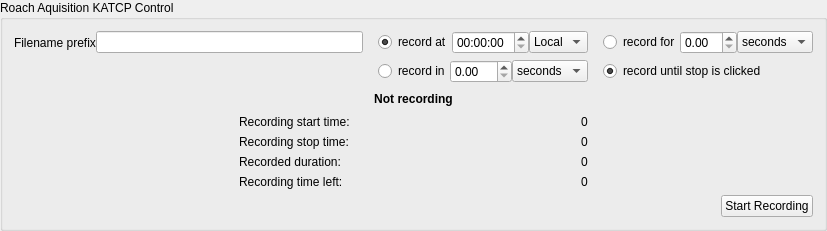
Before: the Qt Designer form RoachAcquistionControlWidget.ui in ska-sa/AVNSignalAnalyser, drawn with Qt 5.
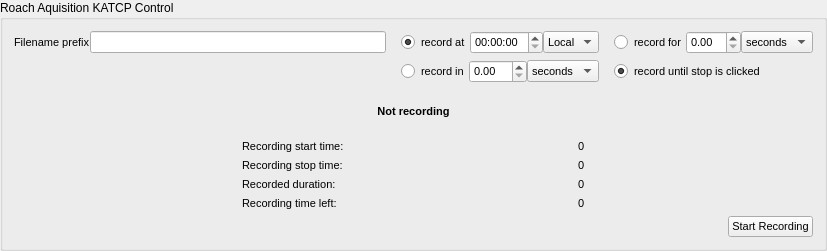
After: the same form once the commit is applied. Icons and pictures are not drawn.

Commit message: Various GUI layout improves for better space utilisation. Especially for Windows.

The edit to the form file:
```diff
--- a/RoachAcquistionControlWidget.ui
+++ b/RoachAcquistionControlWidget.ui
@@ -7,7 +7,7 @@
     <x>0</x>
     <y>0</y>
     <width>827</width>
-    <height>231</height>
+    <height>251</height>
    </rect>
   </property>
   <property name="windowTitle">
@@ -30,13 +30,24 @@
       <layout class="QHBoxLayout" name="horizontalLayout">
        <item>
         <widget class="QLabel" name="label">
+         <property name="font">
+          <font>
+           <pointsize>8</pointsize>
+          </font>
+         </property>
          <property name="text">
           <string>Filename prefix</string>
          </property>
         </widget>
        </item>
        <item>
-        <widget class="QLineEdit" name="lineEdit_filenamePrefix"/>
+        <widget class="QLineEdit" name="lineEdit_filenamePrefix">
+         <property name="font">
+          <font>
+           <pointsize>8</pointsize>
+          </font>
+         </property>
+        </widget>
        </item>
       </layout>
      </item>
@@ -44,6 +55,11 @@
       <layout class="QHBoxLayout" name="horizontalLayout_3">
        <item>
         <widget class="QRadioButton" name="radioButton_recordAt">
+         <property name="font">
+          <font>
+           <pointsize>8</pointsize>
+          </font>
+         </property>
          <property name="text">
           <string>record at</string>
          </property>
@@ -57,6 +73,11 @@
        </item>
        <item>
         <widget class="QTimeEdit" name="timeEdit_recordAt">
+         <property name="font">
+          <font>
+           <pointsize>8</pointsize>
+          </font>
+         </property>
          <property name="displayFormat">
           <string>HH:mm:ss </string>
          </property>
@@ -70,6 +91,11 @@
        </item>
        <item>
         <widget class="QComboBox" name="comboBox_timeZone">
+         <property name="font">
+          <font>
+           <pointsize>8</pointsize>
+          </font>
+         </property>
          <item>
           <property name="text">
            <string>Local</string>
@@ -88,6 +114,11 @@
       <layout class="QHBoxLayout" name="horizontalLayout_4">
        <item>
         <widget class="QRadioButton" name="radioButton_recordFor">
+         <property name="font">
+          <font>
+           <pointsize>8</pointsize>
+          </font>
+         </property>
          <property name="text">
           <string>record for</string>
          </property>
@@ -97,10 +128,21 @@
         </widget>
        </item>
        <item>
-        <widget class="QDoubleSpinBox" name="doubleSpinBox_recordFor"/>
+        <widget class="QDoubleSpinBox" name="doubleSpinBox_recordFor">
+         <property name="font">
+          <font>
+           <pointsize>8</pointsize>
+          </font>
+         </property>
+        </widget>
        </item>
        <item>
         <widget class="QComboBox" name="comboBox_recordForUnits">
+         <property name="font">
+          <font>
+           <pointsize>8</pointsize>
+          </font>
+         </property>
          <item>
           <property name="text">
            <string>seconds</string>
@@ -124,6 +166,11 @@
       <layout class="QHBoxLayout" name="horizontalLayout_2">
        <item>
         <widget class="QRadioButton" name="radioButton_recordIn">
+         <property name="font">
+          <font>
+           <pointsize>8</pointsize>
+          </font>
+         </property>
          <property name="text">
           <string>record in</string>
          </property>
@@ -133,10 +180,21 @@
         </widget>
        </item>
        <item>
-        <widget class="QDoubleSpinBox" name="doubleSpinBox_recordIn"/>
+        <widget class="QDoubleSpinBox" name="doubleSpinBox_recordIn">
+         <property name="font">
+          <font>
+           <pointsize>8</pointsize>
+          </font>
+         </property>
+        </widget>
        </item>
        <item>
         <widget class="QComboBox" name="comboBox_recordInUnits">
+         <property name="font">
+          <font>
+           <pointsize>8</pointsize>
+          </font>
+         </property>
          <item>
           <property name="text">
            <string>seconds</string>
@@ -158,6 +216,11 @@
      </item>
      <item row="1" column="2">
       <widget class="QRadioButton" name="radioButton_recordUntilStopped">
+       <property name="font">
+        <font>
+         <pointsize>8</pointsize>
+        </font>
+       </property>
        <property name="text">
         <string>record until stop is clicked</string>
        </property>
@@ -175,6 +238,7 @@
     <widget class="QLabel" name="label_status">
      <property name="font">
       <font>
+       <pointsize>8</pointsize>
        <weight>75</weight>
        <bold>true</bold>
       </font>
@@ -191,6 +255,11 @@
     <layout class="QGridLayout" name="gridLayout_3">
      <item row="0" column="0">
       <widget class="QLabel" name="label_2">
+       <property name="font">
+        <font>
+         <pointsize>8</pointsize>
+        </font>
+       </property>
        <property name="text">
         <string>Recording start time:</string>
        </property>
@@ -198,6 +267,11 @@
      </item>
      <item row="0" column="1">
       <widget class="QLabel" name="label_recordingStartTime">
+       <property name="font">
+        <font>
+         <pointsize>8</pointsize>
+        </font>
+       </property>
        <property name="text">
         <string>0</string>
        </property>
@@ -205,6 +279,11 @@
      </item>
      <item row="1" column="0">
       <widget class="QLabel" name="label_3">
+       <property name="font">
+        <font>
+         <pointsize>8</pointsize>
+        </font>
+       </property>
        <property name="text">
         <string>Recording stop time:</string>
        </property>
@@ -212,6 +291,11 @@
      </item>
      <item row="1" column="1">
       <widget class="QLabel" name="label_recordingStopTime">
+       <property name="font">
+        <font>
+         <pointsize>8</pointsize>
+        </font>
+       </property>
        <property name="text">
         <string>0</string>
        </property>
@@ -219,6 +303,11 @@
      </item>
      <item row="2" column="0">
       <widget class="QLabel" name="label_4">
+       <property name="font">
+        <font>
+         <pointsize>8</pointsize>
+        </font>
+       </property>
        <property name="text">
         <string>Recorded duration:</string>
        </property>
@@ -226,6 +315,11 @@
      </item>
      <item row="2" column="1">
       <widget class="QLabel" name="label_recordingDuration">
+       <property name="font">
+        <font>
+         <pointsize>8</pointsize>
+        </font>
+       </property>
        <property name="text">
         <string>0</string>
        </property>
@@ -239,6 +333,11 @@
          <verstretch>0</verstretch>
         </sizepolicy>
        </property>
+       <property name="font">
+        <font>
+         <pointsize>8</pointsize>
+        </font>
+       </property>
        <property name="text">
         <string>Recording time left:</string>
        </property>
@@ -252,6 +351,11 @@
          <verstretch>0</verstretch>
         </sizepolicy>
        </property>
+       <property name="font">
+        <font>
+         <pointsize>8</pointsize>
+        </font>
+       </property>
        <property name="text">
         <string>0</string>
        </property>
@@ -263,6 +367,11 @@
     <layout class="QHBoxLayout" name="horizontalLayout_5">
      <item>
       <spacer name="horizontalSpacer">
+       <property name="font">
+        <font>
+         <pointsize>8</pointsize>
+        </font>
+       </property>
        <property name="orientation">
         <enum>Qt::Horizontal</enum>
        </property>
@@ -276,6 +385,11 @@
      </item>
      <item>
       <widget class="QPushButton" name="pushButton_startStopRecording">
+       <property name="font">
+        <font>
+         <pointsize>8</pointsize>
+        </font>
+       </property>
        <property name="text">
         <string>Start Recording</string>
        </property>
```
Left out of the diff: 2 changed lines with no effect on the pictures. The commit also changes 4 other files.
